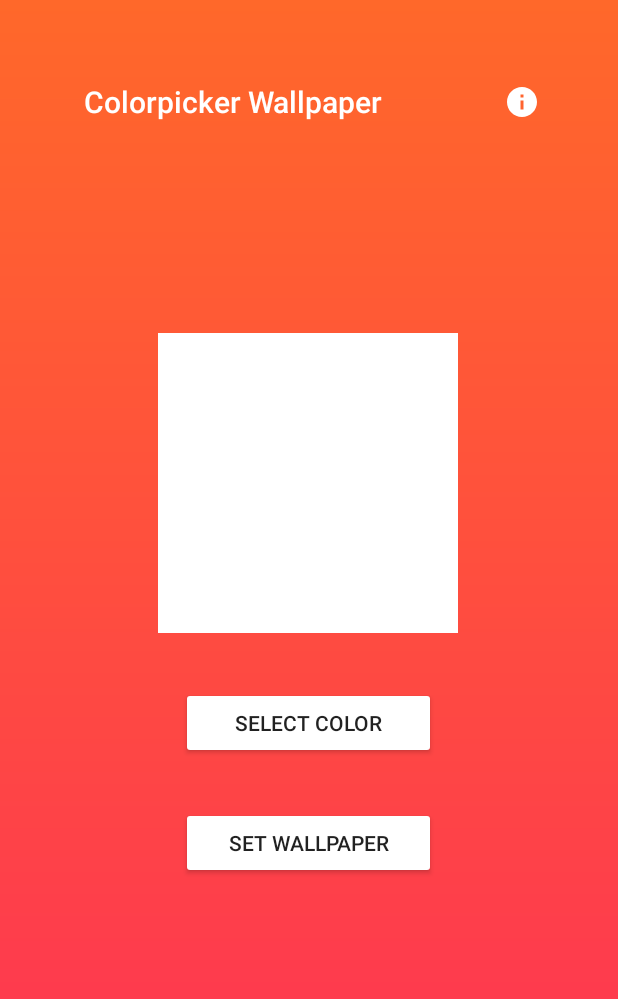
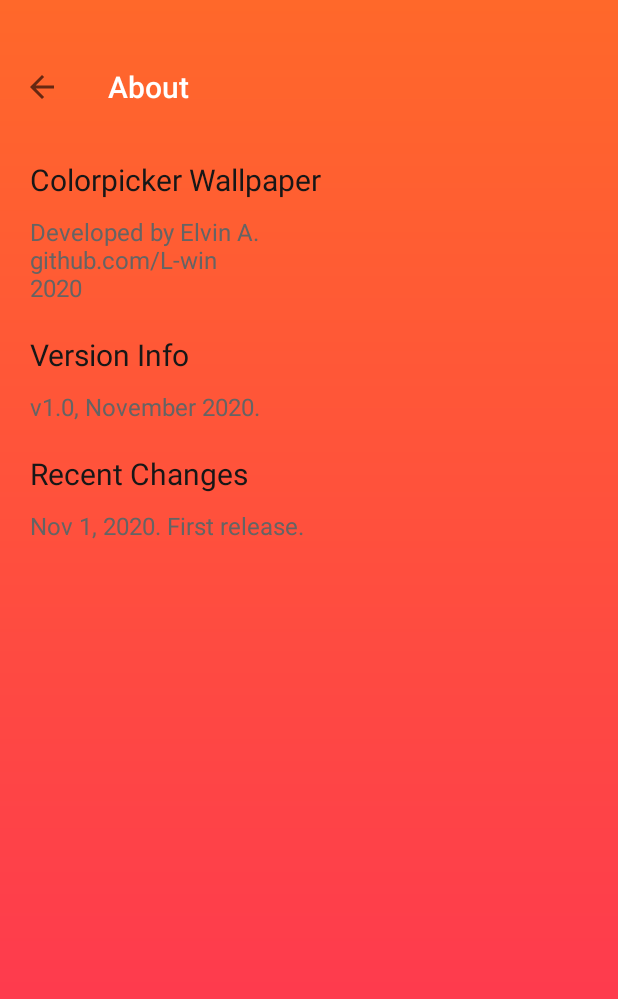
Before and after one commit to L-win/ColorpickerWallpaper, an Android app: the screen it shows after launch (MainActivity before the commit, AboutActivity after it), after a tap on "About", on a phone screen of 412 x 824 dp. Shown: the top 999 px of the screen. Run offline under Robolectric (Android 15) with nearby library versions, the phone set to English and light mode, and no system bars; libraries missing offline, so code that uses them is left out: yuku.ambilwarna.

Commit message:
about activity added

```diff
--- a/app/src/main/AndroidManifest.xml
+++ b/app/src/main/AndroidManifest.xml
@@ -3,7 +3,6 @@
     package="com.elvina.colorpickerwallpaper">
 
     <uses-permission android:name="android.permission.SET_WALLPAPER" />
-
 
     <application
         android:allowBackup="true"
@@ -13,10 +12,15 @@
         android:supportsRtl="true"
         android:theme="@style/AppTheme">
         <activity
+            android:name=".AboutActivity"
+            android:parentActivityName=".MainActivity"
+            android:screenOrientation="portrait"/>
+        <activity
             android:name=".MainActivity"
             android:screenOrientation="portrait">
             <intent-filter>
                 <action android:name="android.intent.action.MAIN" />
+
                 <category android:name="android.intent.category.LAUNCHER" />
             </intent-filter>
         </activity>
--- /dev/null
+++ b/app/src/main/java/com/elvina/colorpickerwallpaper/AboutActivity.java
@@ -0,0 +1,21 @@
+package com.elvina.colorpickerwallpaper;
+
+import androidx.appcompat.app.AppCompatActivity;
+import androidx.appcompat.widget.Toolbar;
+
+import android.os.Bundle;
+import android.view.View;
+
+public class AboutActivity extends AppCompatActivity {
+
+    @Override
+    protected void onCreate(Bundle savedInstanceState) {
+        super.onCreate(savedInstanceState);
+        setContentView(R.layout.activity_about);
+
+        Toolbar toolbar = findViewById(R.id.toolbar);
+        setSupportActionBar(toolbar);
+        setTitle("About");
+        getSupportActionBar().setDisplayHomeAsUpEnabled(true);
+    }
+}
--- a/app/src/main/java/com/elvina/colorpickerwallpaper/MainActivity.java
+++ b/app/src/main/java/com/elvina/colorpickerwallpaper/MainActivity.java
@@ -1,11 +1,13 @@
 package com.elvina.colorpickerwallpaper;
 
+import androidx.annotation.NonNull;
 import androidx.appcompat.app.AppCompatActivity;
 import androidx.appcompat.widget.Toolbar;
 import androidx.constraintlayout.widget.ConstraintLayout;
 import androidx.core.content.ContextCompat;
 
 import android.app.WallpaperManager;
+import android.content.Intent;
 import android.graphics.Bitmap;
 import android.graphics.BitmapFactory;
 import android.graphics.Canvas;
@@ -14,6 +16,7 @@ import android.graphics.drawable.ColorDrawable;
 import android.os.Bundle;
 import android.view.Menu;
 import android.view.MenuInflater;
+import android.view.MenuItem;
 import android.view.View;
 import android.widget.Button;
 import android.widget.ImageView;
@@ -113,4 +116,16 @@ public class MainActivity extends AppCompatActivity {
         menuInflater.inflate(R.menu.main_menu, menu);
         return true;
     }
+
+    @Override
+    public boolean onOptionsItemSelected(@NonNull MenuItem item) {
+        switch (item.getItemId()) {
+            case R.id.about_app:
+                Intent intentA = new Intent(this, AboutActivity.class);
+                startActivityForResult(intentA, 1);
+                return true;
+            default:
+                return super.onOptionsItemSelected(item);
+        }
+    }
 }
--- /dev/null
+++ b/app/src/main/res/layout/activity_about.xml
@@ -0,0 +1,106 @@
+<?xml version="1.0" encoding="utf-8"?>
+<RelativeLayout xmlns:android="http://schemas.android.com/apk/res/android"
+    xmlns:app="http://schemas.android.com/apk/res-auto"
+    xmlns:tools="http://schemas.android.com/tools"
+    android:id="@+id/layout"
+    android:layout_width="match_parent"
+    android:layout_height="match_parent"
+    android:background="@drawable/app_background_gradient"
+    android:orientation="vertical"
+    android:paddingTop="30dp"
+
+    tools:context=".AboutActivity">
+
+    <include
+        android:id="@+id/toolbar"
+        layout="@layout/toolbar" />
+
+
+    <LinearLayout xmlns:android="http://schemas.android.com/apk/res/android"
+        android:layout_width="match_parent"
+        android:layout_height="match_parent"
+        android:layout_below="@+id/toolbar"
+        android:orientation="vertical"
+        android:padding="10dp">
+
+        <LinearLayout
+            android:layout_width="match_parent"
+            android:layout_height="wrap_content"
+            android:layout_margin="2dp"
+            android:orientation="vertical"
+            android:padding="8dp">
+
+            <TextView
+                android:id="@+id/text_view_title"
+                android:layout_width="wrap_content"
+                android:layout_height="wrap_content"
+                android:ellipsize="end"
+                android:maxLines="1"
+                android:paddingBottom="10sp"
+                android:text="Colorpicker Wallpaper"
+                android:textColor="@color/aboutTextMain"
+                android:textSize="20sp" />
+
+            <TextView
+                android:layout_width="wrap_content"
+                android:layout_height="wrap_content"
+                android:maxHeight="200dp"
+                android:text="Developed by Elvin A.\ngithub.com\/L-win\n2020"
+                android:textColor="@color/aboutTetxtSecond"
+                android:textSize="16sp" />
+        </LinearLayout>
+
+        <LinearLayout
+            android:layout_width="match_parent"
+            android:layout_height="wrap_content"
+            android:layout_margin="2dp"
+            android:orientation="vertical"
+            android:padding="8dp">
+
+            <TextView
+                android:layout_width="wrap_content"
+                android:layout_height="wrap_content"
+                android:ellipsize="end"
+                android:maxLines="1"
+                android:paddingBottom="10sp"
+                android:text="Version Info"
+                android:textColor="@color/aboutTextMain"
+                android:textSize="20sp" />
+
+            <TextView
+                android:layout_width="wrap_content"
+                android:layout_height="wrap_content"
+                android:maxHeight="200dp"
+                android:text="v1.0, November 2020."
+                android:textColor="@color/aboutTetxtSecond"
+                android:textSize="16sp" />
+        </LinearLayout>
+
+        <LinearLayout
+            android:layout_width="match_parent"
+            android:layout_height="wrap_content"
+            android:layout_margin="2dp"
+            android:orientation="vertical"
+            android:padding="8dp">
+
+            <TextView
+                android:layout_width="wrap_content"
+                android:layout_height="wrap_content"
+                android:ellipsize="end"
+                android:maxLines="1"
+                android:paddingBottom="10sp"
+                android:text="Recent Changes"
+                android:textColor="@color/aboutTextMain"
+                android:textSize="20sp" />
+
+            <TextView
+                android:layout_width="wrap_content"
+                android:layout_height="wrap_content"
+                android:maxHeight="200dp"
+                android:text="Nov 1, 2020. First release."
+                android:textColor="@color/aboutTetxtSecond"
+                android:textSize="16sp" />
+        </LinearLayout>
+
+    </LinearLayout>
+</RelativeLayout>
--- a/app/src/main/res/layout/activity_main.xml
+++ b/app/src/main/res/layout/activity_main.xml
@@ -7,7 +7,7 @@
     android:layout_height="match_parent"
     android:background="@drawable/app_background_gradient"
     android:orientation="vertical"
-    android:padding="40dp"
+    android:paddingTop="30dp"
     tools:context=".MainActivity">
 
     <include
--- a/app/src/main/res/values/colors.xml
+++ b/app/src/main/res/values/colors.xml
@@ -10,4 +10,7 @@
     <color name="grey">#858585</color>
 
     <color name="appBackground">#ff6a28</color>
+
+    <color name="aboutTextMain">#171717</color>
+    <color name="aboutTetxtSecond">#656464</color>
 </resources>
```
